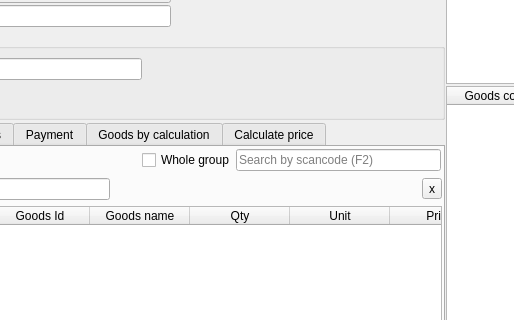
End1-1/Cafe5, file Forms/c5storedoc.ui: the form before one commit; both pictures show x 315 to 829 and y 117 to 437 of the 1162 by 779 pixel window.
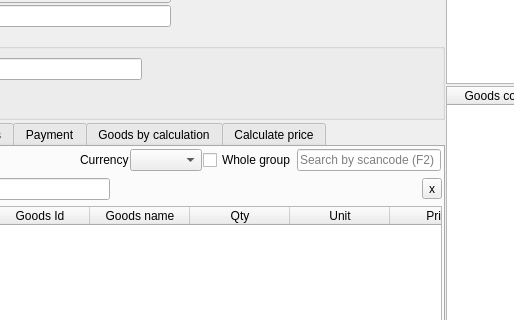
The form after the commit. Icons and pictures are not drawn. Custom widgets are drawn as their Qt base class.

What changed in the file:
```diff
--- a/Forms/c5storedoc.ui
+++ b/Forms/c5storedoc.ui
@@ -522,6 +522,16 @@
             </property>
            </spacer>
           </item>
+          <item>
+           <widget class="QLabel" name="label_18">
+            <property name="text">
+             <string>Currency</string>
+            </property>
+           </widget>
+          </item>
+          <item>
+           <widget class="QComboBox" name="cbCurrency"/>
+          </item>
           <item>
            <widget class="QCheckBox" name="chWholeGroup">
             <property name="text">
@@ -1650,11 +1660,6 @@
   </layout>
  </widget>
  <customwidgets>
-  <customwidget>
-   <class>C5LineEdit</class>
-   <extends>QLineEdit</extends>
-   <header location="global">c5lineedit.h</header>
-  </customwidget>
   <customwidget>
    <class>C5LineEditWithSelector</class>
    <extends>QLineEdit</extends>
@@ -1670,6 +1675,11 @@
    <extends>QTableWidget</extends>
    <header location="global">c5tablewidget.h</header>
   </customwidget>
+  <customwidget>
+   <class>C5LineEdit</class>
+   <extends>QLineEdit</extends>
+   <header location="global">c5lineedit.h</header>
+  </customwidget>
  </customwidgets>
  <tabstops>
   <tabstop>deDate</tabstop>
```
Left out of the diff: 3 changed lines with no effect on the pictures.
